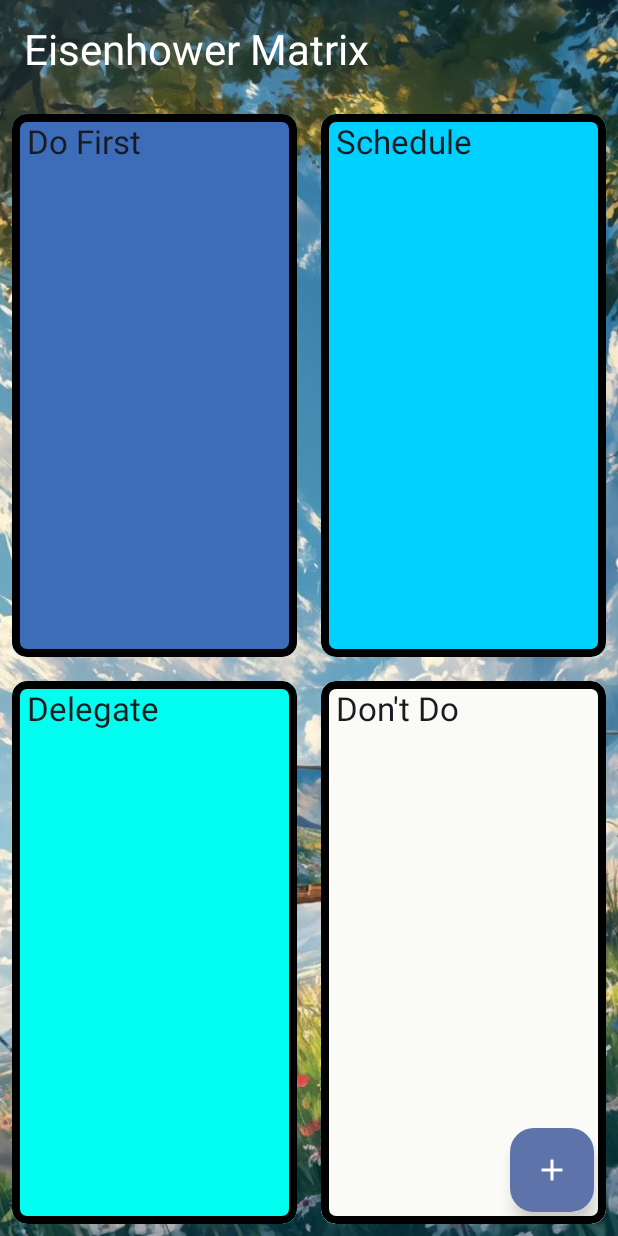
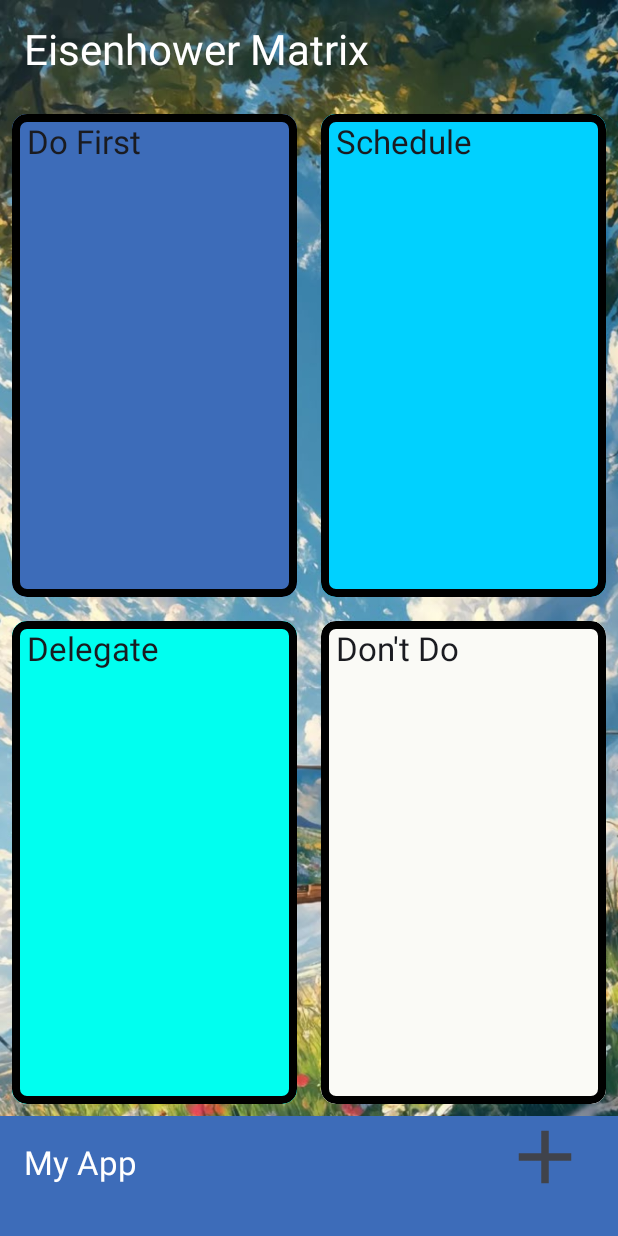
Before and after one commit to vc-realer/EisenhowerMobileApp, an Android app built with Jetpack Compose: the screen it shows after launch (MainActivity), on a phone screen of 412 x 824 dp. Run offline under Robolectric (Android 15) with nearby library versions, the phone set to English and light mode, and no system bars; our stand-ins replace Room's generated code.

Commit message:
update bar

```diff
--- /dev/null
+++ b/app/src/main/java/com/example/todolist/ui/components/MyAppBar.kt
@@ -0,0 +1,42 @@
+package com.example.todolist.ui.components
+
+import androidx.compose.foundation.layout.height
+import androidx.compose.foundation.layout.padding
+import androidx.compose.foundation.layout.width
+import androidx.compose.material.icons.Icons
+import androidx.compose.material.icons.filled.Add
+import androidx.compose.material3.ExperimentalMaterial3Api
+import androidx.compose.material3.Icon
+import androidx.compose.material3.IconButton
+import androidx.compose.material3.Text
+import androidx.compose.material3.TopAppBar
+import androidx.compose.material3.TopAppBarDefaults
+import androidx.compose.runtime.Composable
+import androidx.compose.ui.Modifier
+import androidx.compose.ui.graphics.Color
+import androidx.compose.ui.unit.dp
+
+@OptIn(ExperimentalMaterial3Api::class)
+@Composable
+fun MyAppBar(
+    onButton1Click: () -> Unit
+) {
+
+    TopAppBar(
+        title = {
+            Text(text = "My App", color = Color.White)
+        },
+        actions = {
+            IconButton(onClick = onButton1Click, Modifier.width(80.dp).height(80.dp).padding(end = 10.dp, bottom = 10.dp)) {
+                Icon(Icons.Default.Add, contentDescription = "Add", Modifier.width(60.dp).height(60.dp))
+            }
+        },
+        colors = TopAppBarDefaults.topAppBarColors(
+            containerColor = Color(0xFF3D6CB9) // Background color
+        ),
+        modifier = Modifier
+            .height(80.dp)
+    )
+
+
+}
--- a/app/src/main/java/com/example/todolist/ui/tasks/EisenhowerScreen.kt
+++ b/app/src/main/java/com/example/todolist/ui/tasks/EisenhowerScreen.kt
@@ -1,11 +1,21 @@
 // app/src/main/java/com/example/todolist/ui/tasks/EisenhowerScreen.kt
 package com.example.todolist.ui.tasks
 
-import androidx.compose.foundation.layout.*
+import androidx.compose.foundation.layout.Column
+import androidx.compose.foundation.layout.Row
+import androidx.compose.foundation.layout.fillMaxSize
+import androidx.compose.foundation.layout.fillMaxWidth
+import androidx.compose.foundation.layout.padding
 import androidx.compose.material.icons.Icons
 import androidx.compose.material.icons.filled.Add
-import androidx.compose.material3.*
-import androidx.compose.runtime.*
+import androidx.compose.material3.FloatingActionButton
+import androidx.compose.material3.Icon
+import androidx.compose.material3.MaterialTheme
+import androidx.compose.material3.Scaffold
+import androidx.compose.material3.Text
+import androidx.compose.runtime.Composable
+import androidx.compose.runtime.collectAsState
+import androidx.compose.runtime.getValue
 import androidx.compose.ui.Alignment
 import androidx.compose.ui.Modifier
 import androidx.compose.ui.graphics.Color
@@ -14,6 +24,7 @@ import androidx.compose.ui.unit.dp
 import androidx.lifecycle.viewmodel.compose.viewModel
 import com.example.todolist.GreetingImage
 import com.example.todolist.TodoApplication
+import com.example.todolist.ui.components.MyAppBar
 import com.example.todolist.ui.components.Quadrant
 import com.example.todolist.ui.viewmodels.TaskViewModel
 import com.example.todolist.ui.viewmodels.TaskViewModelFactory
@@ -26,11 +37,11 @@ fun EisenhowerScreen(
 ) {
 
     Scaffold(
-        floatingActionButton = {
-            FloatingActionButton(onClick = onAddTask) {
-                Icon(Icons.Default.Add, contentDescription = "Add Task")
-            }
-        }
+//        floatingActionButton = {
+//            FloatingActionButton(onClick = onAddTask) {
+//                Icon(Icons.Default.Add, contentDescription = "Add Task")
+//            }
+//        }
     ) { padding ->
         GreetingImage()
         Column(
@@ -47,11 +58,9 @@ fun EisenhowerScreen(
                     .padding(16.dp)
                     .align(Alignment.CenterHorizontally),
                 color = Color.White
+            )
+            // Matrix Grid
 
-            )
-
-
-            // Matrix Grid
             Column(modifier = Modifier.fillMaxSize()) {
                 // Row 1: Quadrant 1 and 2
                 Row(modifier = Modifier.weight(1f)) {
@@ -121,7 +130,10 @@ fun EisenhowerScreen(
 
                     )
                 }
+                MyAppBar(onButton1Click = onAddTask)
+
             }
+
         }
     }
 }
```
